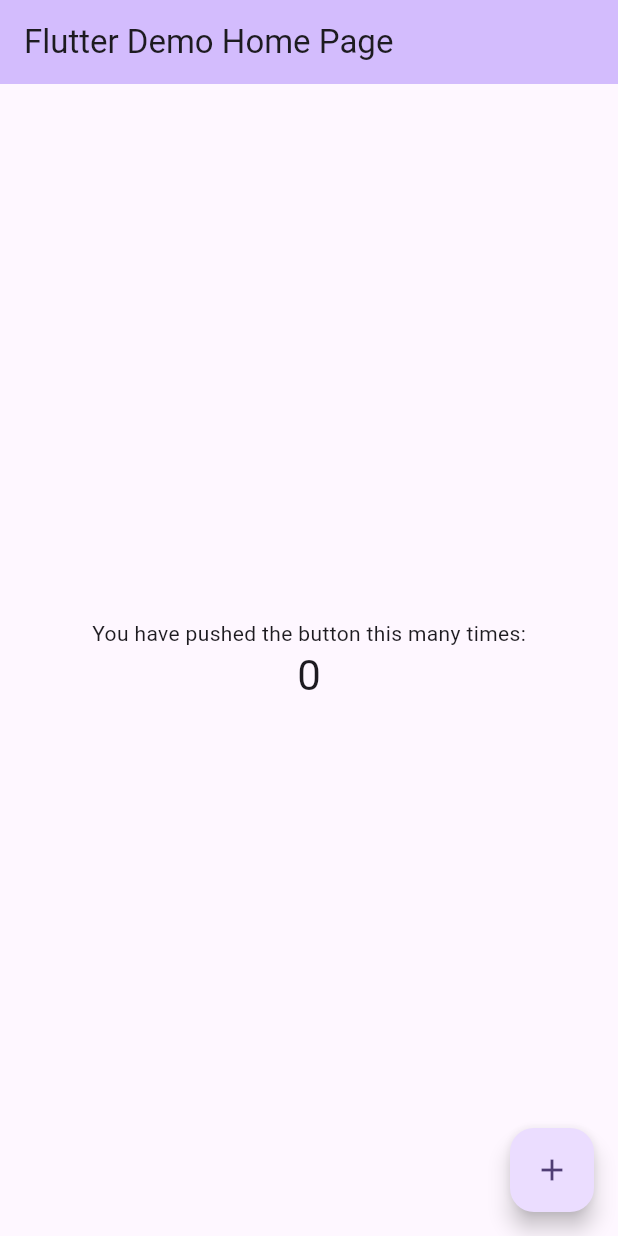
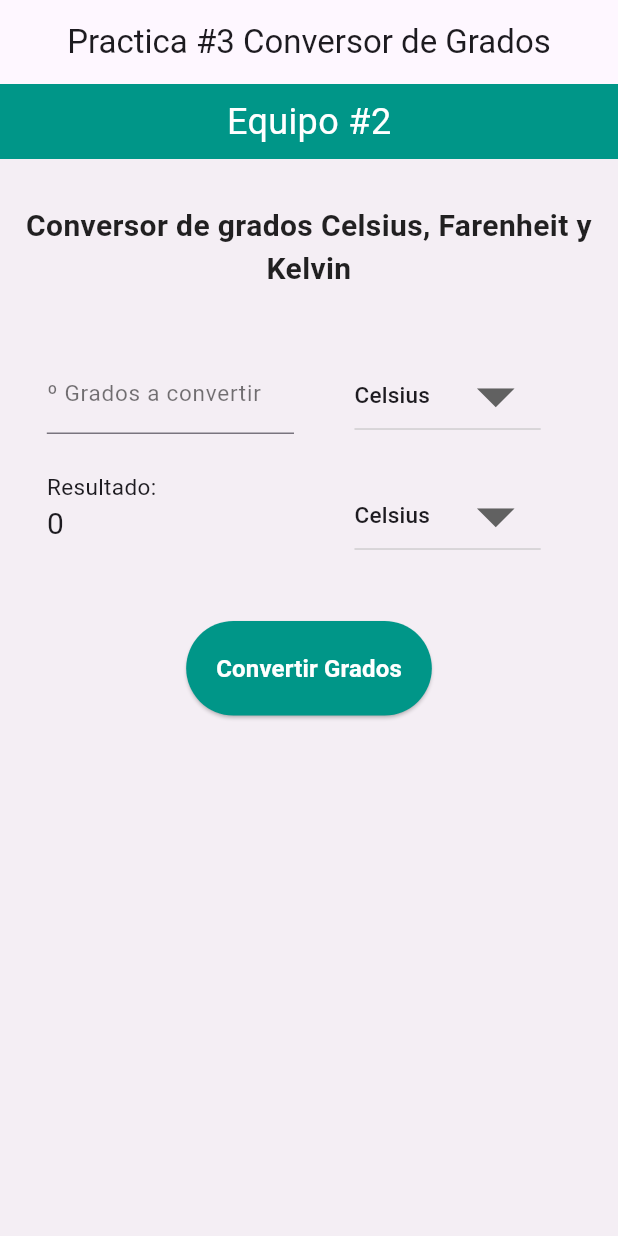
Before and after one commit to MarioMedePrsc/PracticaNo.3, a Flutter app: the screen it shows after launch, on a phone screen of 412 x 824 dp. Run offline on Flutter 3.47's test engine with Material 3 defaults, Android fonts, the phone set to English and light mode, and no system bars.

Commit message:
Practica Completada

```diff
--- a/lib/main.dart
+++ b/lib/main.dart
@@ -1,4 +1,5 @@
 import 'package:flutter/material.dart';
+import 'package:conversor_de_grados_p03/views/calculator/ui_calculator.dart';
 
 void main() {
   runApp(const MyApp());
@@ -7,119 +8,11 @@ void main() {
 class MyApp extends StatelessWidget {
   const MyApp({super.key});
 
-  // This widget is the root of your application.
   @override
   Widget build(BuildContext context) {
-    return MaterialApp(
-      title: 'Flutter Demo',
-      theme: ThemeData(
-        // This is the theme of your application.
-        //
-        // TRY THIS: Try running your application with "flutter run". You'll see
-        // the application has a purple toolbar. Then, without quitting the app,
-        // try changing the seedColor in the colorScheme below to Colors.green
-        // and then invoke "hot reload" (save your changes or press the "hot
-        // reload" button in a Flutter-supported IDE, or press "r" if you used
-        // the command line to start the app).
-        //
-        // Notice that the counter didn't reset back to zero; the application
-        // state is not lost during the reload. To reset the state, use hot
-        // restart instead.
-        //
-        // This works for code too, not just values: Most code changes can be
-        // tested with just a hot reload.
-        colorScheme: ColorScheme.fromSeed(seedColor: Colors.deepPurple),
-        useMaterial3: true,
-      ),
-      home: const MyHomePage(title: 'Flutter Demo Home Page'),
+    return const MaterialApp(
+      debugShowCheckedModeBanner: false,
+      home: CalculatorUI(),
     );
   }
 }
-
-class MyHomePage extends StatefulWidget {
-  const MyHomePage({super.key, required this.title});
-
-  // This widget is the home page of your application. It is stateful, meaning
-  // that it has a State object (defined below) that contains fields that affect
-  // how it looks.
-
-  // This class is the configuration for the state. It holds the values (in this
-  // case the title) provided by the parent (in this case the App widget) and
-  // used by the build method of the State. Fields in a Widget subclass are
-  // always marked "final".
-
-  final String title;
-
-  @override
-  State<MyHomePage> createState() => _MyHomePageState();
-}
-
-class _MyHomePageState extends State<MyHomePage> {
-  int _counter = 0;
-
-  void _incrementCounter() {
-    setState(() {
-      // This call to setState tells the Flutter framework that something has
-      // changed in this State, which causes it to rerun the build method below
-      // so that the display can reflect the updated values. If we changed
-      // _counter without calling setState(), then the build method would not be
-      // called again, and so nothing would appear to happen.
-      _counter++;
-    });
-  }
-
-  @override
-  Widget build(BuildContext context) {
-    // This method is rerun every time setState is called, for instance as done
-    // by the _incrementCounter method above.
-    //
-    // The Flutter framework has been optimized to make rerunning build methods
-    // fast, so that you can just rebuild anything that needs updating rather
-    // than having to individually change instances of widgets.
-    return Scaffold(
-      appBar: AppBar(
-        // TRY THIS: Try changing the color here to a specific color (to
-        // Colors.amber, perhaps?) and trigger a hot reload to see the AppBar
-        // change color while the other colors stay the same.
-        backgroundColor: Theme.of(context).colorScheme.inversePrimary,
-        // Here we take the value from the MyHomePage object that was created by
-        // the App.build method, and use it to set our appbar title.
-        title: Text(widget.title),
-      ),
-      body: Center(
-        // Center is a layout widget. It takes a single child and positions it
-        // in the middle of the parent.
-        child: Column(
-          // Column is also a layout widget. It takes a list of children and
-          // arranges them vertically. By default, it sizes itself to fit its
-          // children horizontally, and tries to be as tall as its parent.
-          //
-          // Column has various properties to control how it sizes itself and
-          // how it positions its children. Here we use mainAxisAlignment to
-          // center the children vertically; the main axis here is the vertical
-          // axis because Columns are vertical (the cross axis would be
-          // horizontal).
-          //
-          // TRY THIS: Invoke "debug painting" (choose the "Toggle Debug Paint"
-          // action in the IDE, or press "p" in the console), to see the
-          // wireframe for each widget.
-          mainAxisAlignment: MainAxisAlignment.center,
-          children: <Widget>[
-            const Text(
-              'You have pushed the button this many times:',
-            ),
-            Text(
-              '$_counter',
-              style: Theme.of(context).textTheme.headlineMedium,
-            ),
-          ],
-        ),
-      ),
-      floatingActionButton: FloatingActionButton(
-        onPressed: _incrementCounter,
-        tooltip: 'Increment',
-        child: const Icon(Icons.add),
-      ), // This trailing comma makes auto-formatting nicer for build methods.
-    );
-  }
-}
--- /dev/null
+++ b/lib/views/calculator/ui_calculator.dart
@@ -0,0 +1,121 @@
+import 'package:flutter/material.dart';
+import 'package:conversor_de_grados_p03/views/calculator/widgets/widgets.dart';
+
+class CalculatorUI extends StatefulWidget {
+  const CalculatorUI({super.key});
+
+  @override
+  State<CalculatorUI> createState() => _CalculatorUIState();
+}
+
+class _CalculatorUIState extends State<CalculatorUI> {
+  TextEditingController _grados = TextEditingController();
+  String _tGrados = "Celsius";
+  String _tipoConvertirGrados = "Celsius";
+  String resultado = "0";
+  //Funciones para actualizar dropdowns
+  void _dropDownConvertir( String val){
+    print(val);
+    setState(() {
+      _tGrados = val;
+    });
+  }
+  void _dropDownResultado( String val){
+    print(val);
+    setState(() {
+      _tipoConvertirGrados = val;
+    });
+  }
+  //Función para calcular
+  void _calcular(){
+    setState(() {
+      if(_grados.text.trim().isNotEmpty){
+        print("Campo con variable");
+        double gradosIniciales = double.parse(_grados.text);
+        double result = 0;
+        if(_tGrados == _tipoConvertirGrados){
+          resultado = gradosIniciales.toString();
+        }else{
+          switch(_tGrados){
+            case "Celsius":
+              if(_tipoConvertirGrados=="Farenheit"){
+                result = (gradosIniciales * (9/5))+32;
+              }else{
+                result = gradosIniciales + 273.15;
+              }
+              break;
+            case "Farenheit":
+              if(_tipoConvertirGrados=="Celsius"){
+                result = (gradosIniciales - 32) * (5/9);
+              }else{
+                result = (gradosIniciales - 32) * (5/9) + 273.15;
+              }
+              break;
+            case "Kelvin":
+              if(_tipoConvertirGrados=="Celsius"){
+                result = gradosIniciales - 273.15;
+              }else{
+                result = (gradosIniciales - 273.15) * (9/5) + 32;
+              }
+              break;
+          }
+          resultado = double.parse(result.toStringAsFixed(5)).toString();
+        }
+        //Condicional para quitar punto decimal cuando termine en .0
+        if (resultado.endsWith('.0')){
+          resultado = resultado.substring(0,resultado.length - 2);
+        }
+      }else{
+        print("Campo Vacío");
+      }
+    });
+  }
+
+
+  @override
+  Widget build(BuildContext context) {
+    return Scaffold(
+      appBar: AppBar(
+        title: const Center(child: Text('Practica #3 Conversor de Grados'),),
+      ),
+      body: SingleChildScrollView(
+        child: ContainerPrincipal(
+          child: Column(
+            children: [
+              Stack(
+                children: [
+                  barraApp(lblnombreApp: "Equipo #2"),
+                ],
+              ),
+              _sizeEspacio(),
+              MyTextResult(lblText: "Conversor de grados Celsius, Farenheit y Kelvin",),
+              _sizeEspacio(),
+              Row(
+                mainAxisAlignment: MainAxisAlignment.center,
+                //crossAxisAlignment: CrossAxisAlignment.end,
+                children: [
+                  InputGrados(InputGradosController: _grados, labelTexto: "º Grados a convertir"),
+                  InputTipoGrados(tipeGrado: _tGrados,funcion: _dropDownConvertir,),
+                ],
+              ),
+              Row(
+                mainAxisAlignment: MainAxisAlignment.center,
+                children: [
+                  cajaResultado(result: resultado),
+                  //InputGrados(InputGradosController: _resultadoGrados, labelTexto: "º Resultado:"),
+                  InputTipoGrados(tipeGrado: _tipoConvertirGrados,funcion: _dropDownResultado,),
+                  ],
+              ),
+              _sizeEspacio(),
+              BtnCalcular(lblText: "Convertir Grados", calcular: _calcular),
+            ],
+          ),
+        ),
+      ),
+    );
+  }
+}
+
+Widget _sizeEspacio(){
+  return SizedBox(height: 30,);
+}
--- /dev/null
+++ b/lib/views/calculator/widgets/widgets.dart
@@ -0,0 +1,170 @@
+import 'package:flutter/material.dart';
+//Widget para la Barra superior
+class barraApp extends StatelessWidget {
+  const barraApp({super.key, required this.lblnombreApp});
+  final String lblnombreApp;
+
+  @override
+  Widget build(BuildContext context) {
+    return Container(
+      height: 50,
+      width: MediaQuery.of(context).size.width,
+      decoration: const BoxDecoration(
+        color: Colors.teal,
+        //borderRadius: BorderRadius.only(bottomLeft: Radius.circular(10), bottomRight: Radius.circular(10)),
+      ),
+      child:
+          Center(
+            child: Text(lblnombreApp, style: TextStyle(fontSize: 24, color: Colors.white),),
+          ),
+    );
+  }
+}
+//Widget para colocar letras grandes
+class MyTextResult extends StatelessWidget {
+  MyTextResult({super.key, required this.lblText});
+  String lblText;
+
+  @override
+  Widget build(BuildContext context) {
+    return Text(
+        lblText,
+        textAlign: TextAlign.center,
+        style: TextStyle(
+          color: Colors.black87,
+          fontSize: 20,
+          fontWeight: FontWeight.bold,
+          fontFamily: 'Roboto',
+        ),
+    );
+  }
+}
+//Widget Container principal
+class ContainerPrincipal extends StatelessWidget {
+  const ContainerPrincipal({super.key, required this.child});
+  final Widget child;
+
+  @override
+  Widget build(BuildContext context) {
+    return Container(
+      height: MediaQuery.of(context).size.height + 50,
+      //padding: EdgeInsets.only(bottom: 50),
+
+      child: child,
+      //margin: EdgeInsets.only(left: 10),
+      decoration: BoxDecoration(
+        color: const Color.fromARGB(31, 204, 202, 202).withOpacity(0.2),
+        ),
+    );
+  }
+}
+
+//Widget para ingresar la cantidad de grados
+class InputGrados extends StatelessWidget {
+  const InputGrados({super.key, required this.labelTexto, required this.InputGradosController});
+  final TextEditingController InputGradosController;
+  final String labelTexto;
+
+  @override
+  Widget build(BuildContext context) {
+    return Container(
+      width: MediaQuery.of(context).size.width * .4,
+      height: 60,
+      margin: EdgeInsets.all(10),
+      child: TextFormField(
+        controller: InputGradosController,
+        keyboardType: TextInputType.number,
+        decoration: InputDecoration(
+          border: UnderlineInputBorder(),
+          //prefixIcon: Icon(Icons.grade),
+          labelStyle:TextStyle(fontSize: 15, color: Colors.black54),
+          labelText: labelTexto,
+        ),
+      ),
+    );
+  }
+}
+
+
+
+//Widget para seleccionar tipo de grados
+class InputTipoGrados extends StatelessWidget {
+  const InputTipoGrados({super.key, required this.tipeGrado, required this.funcion});
+
+  //final TextEditingController InputTipoGradosController;
+  final Function(String) funcion;
+  final String tipeGrado;
+
+  @override
+  Widget build(BuildContext context) {
+    return Container(
+      width: MediaQuery.of(context).size.width * .4,
+      height: 60,
+      margin: EdgeInsets.all(10),
+      alignment: Alignment.bottomCenter,
+      child: DropdownButton(
+          items: const [
+            DropdownMenuItem(child: Text('Celsius', style: TextStyle(fontSize: 15),), value: "Celsius",),
+            DropdownMenuItem(child: Text('Farenheit',style: TextStyle(fontSize: 15),), value: "Farenheit",),
+            DropdownMenuItem(child: Text('Kelvin',style: TextStyle(fontSize: 15),), value: "Kelvin",),
+          ],
+
+        value: tipeGrado,
+        onChanged: (value) => funcion(value.toString()),
+        iconSize: 60,
+
+      ),
+
+    );
+
+  }
+}
+
+class cajaResultado extends StatelessWidget {
+  const cajaResultado({super.key, required this.result});
+  final String result;
+
+  @override
+  Widget build(BuildContext context) {
+    return Container(
+      width: MediaQuery.of(context).size.width * .4,
+      height: 60,
+      margin: EdgeInsets.all(10),
+      child:
+      Align(
+        alignment: Alignment.centerLeft,
+      child: Column(
+        crossAxisAlignment: CrossAxisAlignment.start,
+        children: [
+          Text("Resultado:", style: TextStyle(
+            fontSize: 15,
+          ),),
+          Text(result, style: TextStyle(
+            fontSize: 20,
+          ),),
+          ],
+        ),
+      ),
+    );
+  }
+}
+
+//Boton para Calcular
+class BtnCalcular extends StatelessWidget {
+  const BtnCalcular({super.key, required this.lblText, required this.calcular});
+
+  final String lblText;
+  final VoidCallback calcular;
+
+  @override
+  Widget build(BuildContext context) {
+    return ElevatedButton(onPressed: calcular,
+        style: ElevatedButton.styleFrom(
+          backgroundColor: Colors.teal,
+          padding: EdgeInsets.symmetric(horizontal: 20, vertical: 20),
+        ),
+        child: Text(lblText, style: TextStyle(
+          color: Colors.white, fontSize: 16, fontWeight: FontWeight.bold,
+        ),));
+  }
+}
```
